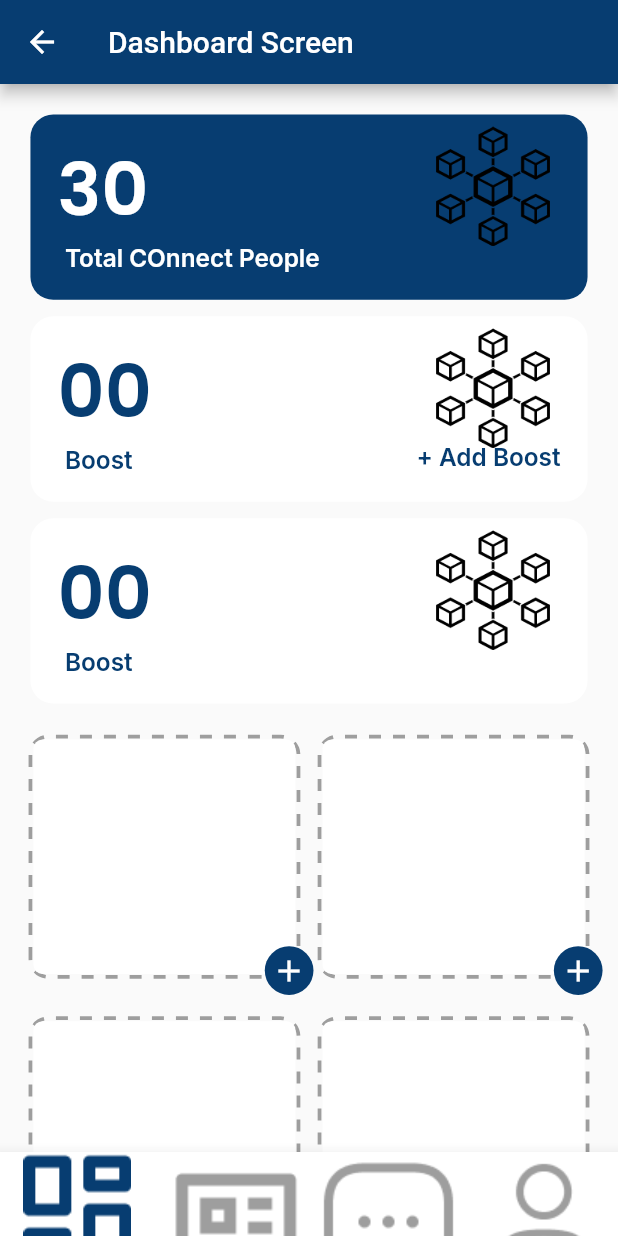
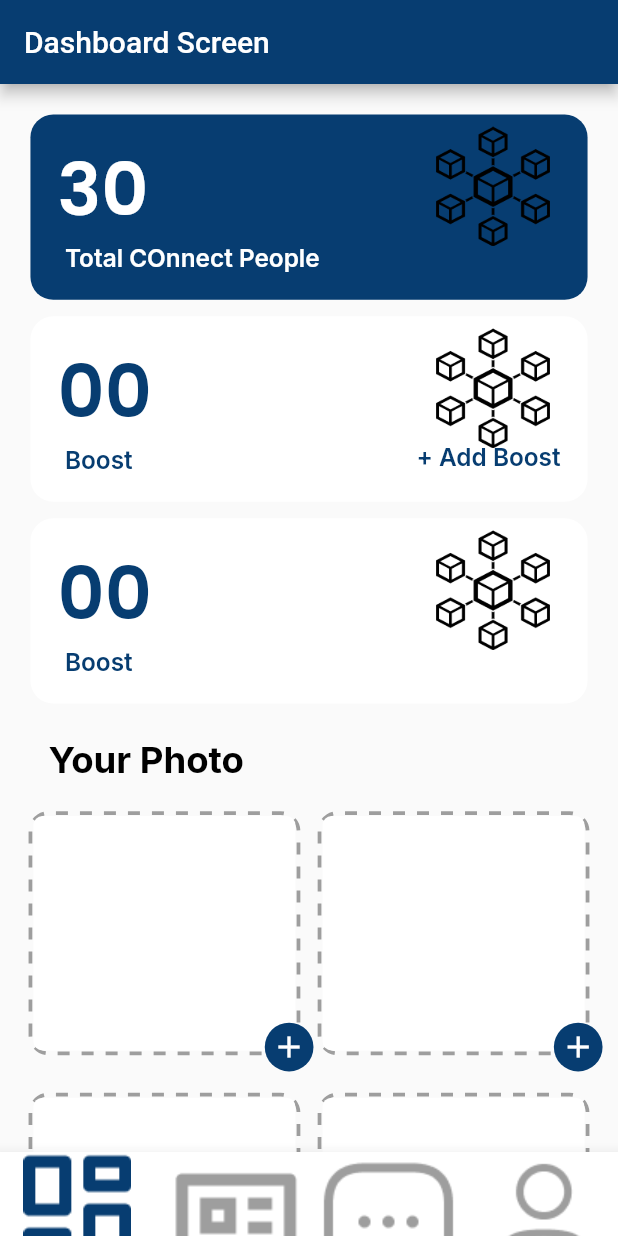
Before and after one commit to Muhammad-Monir/lesbert_app, a Flutter app: the NavigationScreen screen opened directly, on a phone screen of 412 x 824 dp. Run offline on Flutter 3.47's test engine with Material 3 defaults, Android fonts, the phone set to English and light mode, and no system bars; drawn by our look-alikes of auto_animated, custom_navigation_bar, dotted_border; our stand-ins replace device_info_plus, dio, firebase_messaging, flutter_local_notifications, flutter_screenutil, get and 9 more; missing offline and left inert: flutter_app_badger; accounts and stored records are empty.

Commit message:
dash board done

```diff
--- a/lib/constants/text_font_style.dart
+++ b/lib/constants/text_font_style.dart
@@ -20,15 +20,20 @@
 
   static final headline16w600CFFFFFFFFStyleintere = GoogleFonts.inter(
       color: AppColors.cffffff, fontSize: 16.sp, fontWeight: FontWeight.w600);
-      static final headline24w700C000000StyleInter =
-      GoogleFonts.inter(color: AppColors.c000000, fontSize: 24.sp, fontWeight: FontWeight.w700);
-      static final headline16w700CffffffStyleInter =
-      GoogleFonts.inter(color: AppColors.cffffff, fontSize: 16.sp, fontWeight: FontWeight.w700);
-      static final headline16w400C848484StyleInter =
-      GoogleFonts.inter(color: AppColors.c848484, fontSize: 16.sp, fontWeight: FontWeight.w400);
-      static final headline18w500C848484StyleInter =
-      GoogleFonts.inter(color: AppColors.c848484, fontSize: 18.sp, fontWeight: FontWeight.w500);
-      static final headline14w400C848484StyleInter =
-      GoogleFonts.inter(color: AppColors.c3B5998, fontSize: 14.sp, fontWeight: FontWeight.w400);
-
+  static final headline16w600C000000tyleiPoppins = GoogleFonts.poppins(
+      color: AppColors.c000000, fontSize: 16.sp, fontWeight: FontWeight.w600);
+  static final headline24w700C000000StyleInter = GoogleFonts.inter(
+      color: AppColors.c000000, fontSize: 24.sp, fontWeight: FontWeight.w700);
+  static final headline16w700CffffffStyleInter = GoogleFonts.inter(
+      color: AppColors.cffffff, fontSize: 16.sp, fontWeight: FontWeight.w700);
+  static final headline16w400C848484StyleInter = GoogleFonts.inter(
+      color: AppColors.c848484, fontSize: 16.sp, fontWeight: FontWeight.w400);
+  static final headline18w500C848484StyleInter = GoogleFonts.inter(
+      color: AppColors.c848484, fontSize: 18.sp, fontWeight: FontWeight.w500);
+  static final headline14w400C848484StyleInter = GoogleFonts.inter(
+      color: AppColors.c848484, fontSize: 14.sp, fontWeight: FontWeight.w400);
+  static final headline14w400C000000StyleInter = GoogleFonts.inter(
+      color: AppColors.c000000, fontSize: 14.sp, fontWeight: FontWeight.w400);
+  static final headline16w600C00000StyleInter = GoogleFonts.inter(
+      color: AppColors.c000000, fontSize: 16.sp, fontWeight: FontWeight.w600);
 }
--- a/lib/features/dashboard/presentation/dashboard_screen.dart
+++ b/lib/features/dashboard/presentation/dashboard_screen.dart
@@ -54,6 +54,18 @@
               imagepath: Assets.icons.totalConnect.path,
               isThirdOption: false,
             ),
+            UIHelper.verticalSpaceMedium,
+            Align(
+              alignment: Alignment.centerLeft,
+              child: Padding(
+                padding: const EdgeInsets.only(left: 12.0),
+                child: Text(
+                  "Your Photo",
+                  style: TextFontStyle.headline24w700C000000StyleInter,
+                ),
+              ),
+            ),
+            //  UIHelper.verticalSpaceSmall,
             Column(
               mainAxisAlignment: MainAxisAlignment.start,
               crossAxisAlignment: CrossAxisAlignment.start,
@@ -108,15 +120,100 @@
                     color: AppColors.cffffff,
                   ),
                   child: Padding(
-                    padding: const EdgeInsets.all(8),
+                    padding: const EdgeInsets.all(24),
                     child: Column(
                       crossAxisAlignment: CrossAxisAlignment.start,
                       children: [
                         UIHelper.verticalSpaceMedium,
-                        Text("About Me"),
+                        Text(
+                          "About Me",
+                          style: TextFontStyle.headline24w700C000000StyleInter,
+                        ),
                         UIHelper.verticalSpaceMedium,
                         Text(
-                            "Hello! My name is Andrew Hussy, and I am a dedicated and passionate PHP programmer with 5 years of experience in developing dynamic and robust web applications. My journey in the world of programming began with an innate curiosity about how the web works, which led me to specialize in PHP due to its versatility and widespread use.I have extensive experience in building and maintaining websites using PHP, HTML, CSS, and JavaScript. I am adept at creating responsive and user-friendly interfaces that enhance user experience. I am proficient in using popular PHP frameworks like Laravel, Symfony, and CodeIgniter, which help streamline the development process and ensure code quality and maintainability. I have a strong understanding of database management and have worked extensively with MySQL and PostgreSQL. I am skilled in designing efficient database schemas and writing complex queries.  I have experience in integrating third-party APIs as well as developing custom APIs to enhance the functionality of web applications.")
+                          "Hello! My name is Andrew Hussy, and I am a dedicated and passionate PHP programmer with 5 years of experience in developing dynamic and robust web applications. My journey in the world of programming began with an innate curiosity about how the web works, which led me to specialize in PHP due to its versatility and widespread use.I have extensive experience in building and maintaining websites using PHP, HTML, CSS, and JavaScript. I am adept at creating responsive and user-friendly interfaces that enhance user experience. I am proficient in using popular PHP frameworks like Laravel, Symfony, and CodeIgniter, which help streamline the development process and ensure code quality and maintainability. I have a strong understanding of database management and have worked extensively with MySQL and PostgreSQL. I am skilled in designing efficient database schemas and writing complex queries.  I have experience in integrating third-party APIs as well as developing custom APIs to enhance the functionality of web applications.",
+                          textAlign: TextAlign.justify,
+                          style: TextFontStyle.headline14w400C848484StyleInter
+                              .copyWith(color: AppColors.c5A5C5F),
+                        ),
+                        UIHelper.horizontalSpaceSmall,
+                      ],
+                    ),
+                  ),
+                ),
+                UIHelper.verticalSpaceMedium,
+                Container(
+                  width: double.infinity,
+                  decoration: BoxDecoration(
+                    borderRadius: BorderRadius.circular(15.r),
+                    color: AppColors.cffffff,
+                  ),
+                  child: Padding(
+                    padding: const EdgeInsets.all(24),
+                    child: Column(
+                      crossAxisAlignment: CrossAxisAlignment.start,
+                      children: [
+                        UIHelper.verticalSpaceMedium,
+                        Text(
+                          "Experience",
+                          style: TextFontStyle.headline24w700C000000StyleInter,
+                        ),
+                        UIHelper.verticalSpaceMedium,
+                        Container(
+                          height: 80,
+                          width: double.infinity,
+                          //color: AppColors.allPrimaryColor,
+                          child: Stack(
+                            children: [
+                              Image.asset(
+                                Assets.icons.experience.path,
+                                height: 24,
+                                width: 24,
+                              ),
+                              Positioned(
+                                left: 40,
+                                child: Text("Abcd Pvt Ltd",
+                                    style: TextFontStyle
+                                        .headline16w600C00000StyleInter),
+                              ),
+                              Positioned(
+                                  top: 35,
+                                  left: 40,
+                                  child: Text(
+                                    "PHP Programmer",
+                                    style: TextFontStyle
+                                        .headline14w400C000000StyleInter,
+                                  )),
+                            ],
+                          ),
+                        ),
+                        Row(
+                          children: [
+                            Image.asset(
+                              Assets.icons.location.path,
+                              height: 24,
+                              width: 24,
+                            ),
+                            UIHelper.horizontalSpaceSmall,
+                            Text("USA"),
+                            UIHelper.horizontalSpaceMedium,
+                            Image.asset(
+                              Assets.icons.duration.path,
+                              height: 24,
+                              width: 24,
+                            ),
+                            UIHelper.horizontalSpaceSmall,
+                            Text("April 2023 - April 2024"),
+                          ],
+                        ),
+                        UIHelper.verticalSpaceMedium,
+                        Text(
+                          "Contrary to popular belief, Lorem Ipsum is not simply random text. It has roots in a piece of classical Latin literature from 45 BC, making it over 2000 years old. Richard McClintock, a Latin professor.",
+                          textAlign: TextAlign.justify,
+                          style: TextFontStyle.headline14w400C848484StyleInter
+                              .copyWith(color: AppColors.c5A5C5F),
+                        ),
+                        UIHelper.horizontalSpaceSmall,
                       ],
                     ),
                   ),
--- a/lib/gen/assets.gen.dart
+++ b/lib/gen/assets.gen.dart
@@ -20,13 +20,25 @@
   AssetGenImage get dashboardIcon =>
       const AssetGenImage('assets/icons/dashboard_icon.png');
 
+  /// File path: assets/icons/duration.png
+  AssetGenImage get duration =>
+      const AssetGenImage('assets/icons/duration.png');
+
   /// File path: assets/icons/email_icon.png
   AssetGenImage get emailIcon =>
       const AssetGenImage('assets/icons/email_icon.png');
 
+  /// File path: assets/icons/experience.png
+  AssetGenImage get experience =>
+      const AssetGenImage('assets/icons/experience.png');
+
   /// File path: assets/icons/google_icon.png
   AssetGenImage get googleIcon =>
       const AssetGenImage('assets/icons/google_icon.png');
+
+  /// File path: assets/icons/location.png
+  AssetGenImage get location =>
+      const AssetGenImage('assets/icons/location.png');
 
   /// File path: assets/icons/lock_icon.png
   AssetGenImage get lockIcon =>
@@ -66,8 +78,11 @@
   List<dynamic> get values => [
         boostIcon,
         dashboardIcon,
+        duration,
         emailIcon,
+        experience,
         googleIcon,
+        location,
         lockIcon,
         logo,
         messageIcon,
--- a/lib/main.dart
+++ b/lib/main.dart
@@ -12,6 +12,7 @@
 import 'helpers/navigation_service.dart';
 import 'helpers/register_provider.dart';
 import 'loading_screen.dart';
+import 'navigation_screen.dart';
 
 Future<void> backgroundHandler(RemoteMessage message) async {}
 void main() async {
@@ -82,7 +83,7 @@
             },
             navigatorKey: NavigationService.navigatorKey,
             onGenerateRoute: RouteGenerator.generateRoute,
-            home: const Loading(),
+            home: const NavigationScreen(),
           ),
         );
       },
```
Also changed, not shown: assets/icons/duration.png (added), assets/icons/experience.png (added), assets/icons/location.png (added).
